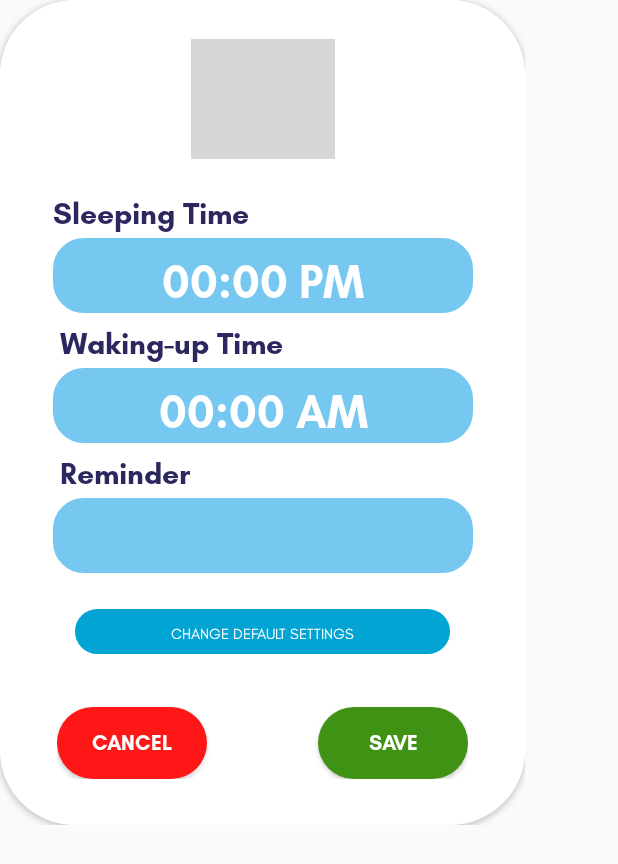
After one commit to jugu612/CS129, an Android app: the layout edit_sleep.xml on its own in the app's theme, with its tools: preview values and no code run, on a phone screen of 412 x 824 dp. The commit adds this screen. Shown: the top 864 px of the screen. Run offline under Robolectric (Android 15) with nearby library versions, the phone set to English and light mode, and no system bars; grey boxes are pictures that could not be loaded.

Commit message:
Updated sleeping reminder feature

```diff
--- a/app/src/main/java/com/amadeus/ting/SleepSection.kt
+++ b/app/src/main/java/com/amadeus/ting/SleepSection.kt
@@ -1,9 +1,19 @@
 package com.amadeus.ting
 
+import android.app.AlertDialog
+import android.content.Context
+import android.content.Intent
+import android.graphics.Color
+import android.graphics.drawable.ColorDrawable
 import androidx.appcompat.app.AppCompatActivity
 import android.os.Bundle
+import android.view.LayoutInflater
+import android.widget.Button
+import android.widget.EditText
+import android.widget.Spinner
 import androidx.recyclerview.widget.LinearLayoutManager
 import androidx.recyclerview.widget.RecyclerView
+import com.google.android.material.imageview.ShapeableImageView
 
 class SleepSection : AppCompatActivity() {
     private lateinit var sleepadapter: SleepAdapter
@@ -18,5 +28,39 @@ class SleepSection : AppCompatActivity() {
         val layoutManager = LinearLayoutManager(this)
         recyclerView.layoutManager = layoutManager
 
+        val backButton: ShapeableImageView = findViewById(R.id.back_button)
+        backButton.setOnClickListener {
+            val goToHomePage = Intent(this, HomePage::class.java)
+            startActivity(goToHomePage)
+        }
+
+        val editButton: ShapeableImageView = findViewById(R.id.edit_button)
+        editButton.setOnClickListener {
+            showCustomDialog(this, R.layout.edit_sleep)
+        }
+
+
+    }
+
+    fun showCustomDialog(context: Context, popupLayout: Int) {
+        val inflater = LayoutInflater.from(context)
+        val dialogLayout = inflater.inflate(popupLayout, null)
+
+        val builder = AlertDialog.Builder(context, R.style.MyDialogStyle)
+        builder.setView(dialogLayout)
+        builder.setCancelable(false)
+
+        val cancelButton = dialogLayout.findViewById<Button>(R.id.cancel_button)
+        val dialog = builder.create()
+        cancelButton.setOnClickListener {
+            dialog.dismiss()
+        }
+
+        val saveButton = dialogLayout.findViewById<Button>(R.id.save_button)
+        saveButton.setOnClickListener {
+            dialog.dismiss() // Close the dialog
+        }
+        dialog.window?.setBackgroundDrawable(ColorDrawable(Color.TRANSPARENT))
+        dialog.show()
     }
 }
--- a/app/src/main/res/layout/activity_sleep.xml
+++ b/app/src/main/res/layout/activity_sleep.xml
@@ -66,6 +66,7 @@
         android:id="@+id/list_sleep"
         android:layout_width="wrap_content"
         android:layout_height="wrap_content"
+        android:layout_marginTop="80dp"
         android:layout_marginStart="1dp"
         android:layout_marginEnd="1dp"
         android:orientation="vertical"
@@ -76,8 +77,7 @@
         <androidx.recyclerview.widget.RecyclerView
             android:id="@+id/sleepwake_time"
             android:layout_width="380dp"
-            android:layout_height="300dp"
-            android:layout_marginTop="124dp"
+            android:layout_height="340dp"
             android:layout_marginEnd="4dp"
             app:layout_constraintEnd_toEndOf="parent"
             app:layout_constraintLeft_toLeftOf="parent"
@@ -117,10 +117,9 @@
         android:id="@+id/sleeptime_left"
         android:layout_width="380dp"
         android:layout_height="60dp"
-        android:layout_marginTop="20dp"
         android:background="@drawable/roundborder"
         android:backgroundTint="@color/cyan"
-        android:text="9 hrs Sleeping Hours"
+        android:text="9 hrs Sleeping Time"
         android:fontFamily="@font/glacial_indifference_bold"
         android:textSize="20dp"
         android:textColor="@color/white"
--- a/app/src/main/res/layout/create_popupwindow.xml
+++ b/app/src/main/res/layout/create_popupwindow.xml
@@ -9,7 +9,7 @@
     tools:context=".Planner">
 
     <androidx.cardview.widget.CardView
-        android:layout_width="wrap_content"
+        android:layout_width="350dp"
         android:layout_height="550dp"
         app:cardCornerRadius="50dp">
 
--- /dev/null
+++ b/app/src/main/res/layout/edit_sleep.xml
@@ -0,0 +1,209 @@
+<?xml version="1.0" encoding="utf-8"?>
+
+
+<LinearLayout xmlns:android="http://schemas.android.com/apk/res/android"
+    xmlns:app="http://schemas.android.com/apk/res-auto"
+    xmlns:tools="http://schemas.android.com/tools"
+    android:layout_width="wrap_content"
+    android:layout_height="wrap_content"
+    tools:context=".SleepSection">
+
+    <androidx.cardview.widget.CardView
+        android:layout_width="350dp"
+        android:layout_height="550dp"
+        app:cardCornerRadius="50dp">
+
+
+        <androidx.constraintlayout.widget.ConstraintLayout
+            android:id="@+id/constraintLayout"
+            android:layout_width="match_parent"
+            android:layout_height="match_parent"
+            android:layout_gravity="center"
+            android:background="@color/white"
+            android:orientation="vertical"
+            android:padding="10dp">
+
+            <FrameLayout
+                android:id="@+id/frameLayout"
+                android:layout_width="274dp"
+                android:layout_height="48dp"
+                android:layout_gravity="bottom"
+                android:layout_marginStart="30dp"
+                android:layout_marginTop="470dp"
+                android:layout_marginEnd="30dp"
+                android:layout_marginBottom="30dp"
+                android:orientation="horizontal"
+                app:layout_constraintBottom_toBottomOf="parent"
+                app:layout_constraintEnd_toEndOf="parent"
+                app:layout_constraintStart_toStartOf="parent"
+                app:layout_constraintTop_toTopOf="parent">
+
+                <Button
+                    android:id="@+id/save_button"
+                    android:layout_width="100dp"
+                    android:layout_height="48dp"
+                    android:layout_gravity="end"
+                    android:background="@drawable/rounded_button"
+                    android:backgroundTint="#409215"
+                    android:fontFamily="@font/glacial_indifference_bold"
+                    android:text="@string/save"
+                    android:textColor="@color/white" />
+
+                <Button
+                    android:id="@+id/cancel_button"
+                    android:layout_width="100dp"
+                    android:layout_height="48dp"
+                    android:layout_gravity="start"
+                    android:background="@drawable/rounded_button"
+                    android:backgroundTint="#FF1616"
+                    android:fontFamily="@font/glacial_indifference_bold"
+                    android:text="@string/cancel"
+                    android:textColor="@color/white" />
+            </FrameLayout>
+
+            <ImageView
+                android:id="@+id/sleep_bell_logo"
+                android:layout_width="wrap_content"
+                android:layout_height="80dp"
+                android:contentDescription="@string/display"
+                android:gravity="center"
+                android:orientation="vertical"
+                app:layout_constraintBottom_toBottomOf="parent"
+                app:layout_constraintEnd_toEndOf="parent"
+                app:layout_constraintStart_toStartOf="parent"
+                app:layout_constraintTop_toTopOf="parent"
+                app:layout_constraintVertical_bias="0.036"
+                app:srcCompat="@drawable/sleep_bell_logo" />
+
+            <TextView
+                android:id="@+id/sleeping_time_text"
+                android:layout_width="wrap_content"
+                android:layout_height="wrap_content"
+                android:layout_marginStart="25dp"
+                android:layout_marginTop="24dp"
+                android:fontFamily="@font/glacial_indifference_bold"
+                android:gravity="center"
+                android:orientation="vertical"
+                android:text="Sleeping Time"
+                android:textColor="#2C275F"
+                android:textSize="20dp"
+                app:layout_constraintStart_toStartOf="parent"
+                app:layout_constraintTop_toBottomOf="@+id/sleep_bell_logo" />
+
+
+            <Button
+                android:id="@+id/sleeping_time_button"
+                android:layout_width="280dp"
+                android:layout_height="50dp"
+                android:layout_marginStart="35dp"
+                android:layout_marginTop="4dp"
+                android:layout_marginEnd="35dp"
+                android:background="@drawable/roundborder"
+                android:backgroundTint="@color/cyan"
+                android:fontFamily="@font/glacial_indifference_bold"
+                android:gravity="center"
+                android:orientation="vertical"
+                android:popupElevation="4dp"
+                android:text="00:00 PM"
+                android:textColor="@color/white"
+                android:textSize="30dp"
+                app:layout_constraintEnd_toEndOf="parent"
+                app:layout_constraintStart_toStartOf="parent"
+                app:layout_constraintTop_toBottomOf="@+id/sleeping_time_text" />
+
+            <TextView
+                android:id="@+id/waking_time_text"
+                android:layout_width="wrap_content"
+                android:layout_height="wrap_content"
+                android:layout_marginStart="30dp"
+                android:layout_marginTop="8dp"
+                android:fontFamily="@font/glacial_indifference_bold"
+                android:gravity="center"
+                android:orientation="vertical"
+                android:text="Waking-up Time"
+                android:textColor="#2C275F"
+                android:textSize="20dp"
+                app:layout_constraintStart_toStartOf="parent"
+                app:layout_constraintTop_toBottomOf="@+id/sleeping_time_button" />
+
+
+            <Button
+                android:id="@+id/waking_time_button"
+                android:layout_width="280dp"
+                android:layout_height="50dp"
+                android:layout_marginStart="35dp"
+                android:layout_marginTop="4dp"
+                android:layout_marginEnd="35dp"
+                android:background="@drawable/roundborder"
+                android:backgroundTint="@color/cyan"
+                android:fontFamily="@font/glacial_indifference_bold"
+                android:gravity="center"
+                android:orientation="vertical"
+                android:popupElevation="4dp"
+                android:text="00:00 AM"
+                android:textColor="@color/white"
+                android:textSize="30dp"
+                app:layout_constraintEnd_toEndOf="parent"
+                app:layout_constraintStart_toStartOf="parent"
+                app:layout_constraintTop_toBottomOf="@+id/waking_time_text" />
+
+            <TextView
+                android:id="@+id/sw_reminder_text"
+                android:layout_width="wrap_content"
+                android:layout_height="wrap_content"
+                android:layout_marginStart="30dp"
+                android:layout_marginTop="8dp"
+                android:fontFamily="@font/glacial_indifference_bold"
+                android:gravity="center"
+                android:orientation="vertical"
+                android:text="Reminder"
+                android:textColor="#2C275F"
+                android:textSize="20dp"
+                app:layout_constraintStart_toStartOf="parent"
+                app:layout_constraintTop_toBottomOf="@+id/waking_time_button" />
+
+            <Spinner
+                android:id="@+id/sw_reminder_button"
+                android:layout_width="280dp"
+                android:layout_height="50dp"
+                android:layout_marginStart="35dp"
+                android:layout_marginTop="4dp"
+                android:layout_marginEnd="35dp"
+                android:background="@drawable/roundborder"
+                android:backgroundTint="@color/cyan"
+                android:dropDownWidth="match_parent"
+                android:dropDownHeight="wrap_content"
+                android:gravity="center"
+                android:orientation="vertical"
+                android:overlapAnchor="false"
+                android:popupBackground="@color/cblue"
+                android:popupElevation="4dp"
+                android:spinnerMode="dropdown"
+                app:layout_constraintEnd_toEndOf="parent"
+                app:layout_constraintStart_toStartOf="parent"
+                app:layout_constraintTop_toBottomOf="@+id/sw_reminder_text" />
+
+            <Button
+                android:id="@+id/settings_button"
+                android:layout_width="250dp"
+                android:layout_height="30dp"
+                android:layout_marginStart="50dp"
+                android:layout_marginTop="24dp"
+                android:layout_marginEnd="50dp"
+                android:background="@drawable/roundborder"
+                android:backgroundTint="@color/cblue"
+                android:fontFamily="@font/glacial_indifference"
+                android:gravity="center"
+                android:popupElevation="4dp"
+                android:text="Change Default Settings"
+                android:textColor="@color/white"
+                android:textSize="10dp"
+                app:layout_constraintEnd_toEndOf="parent"
+                app:layout_constraintStart_toStartOf="parent"
+                app:layout_constraintTop_toBottomOf="@+id/sw_reminder_button" />
+
+
+        </androidx.constraintlayout.widget.ConstraintLayout>
+    </androidx.cardview.widget.CardView>
+
+</LinearLayout>
```
